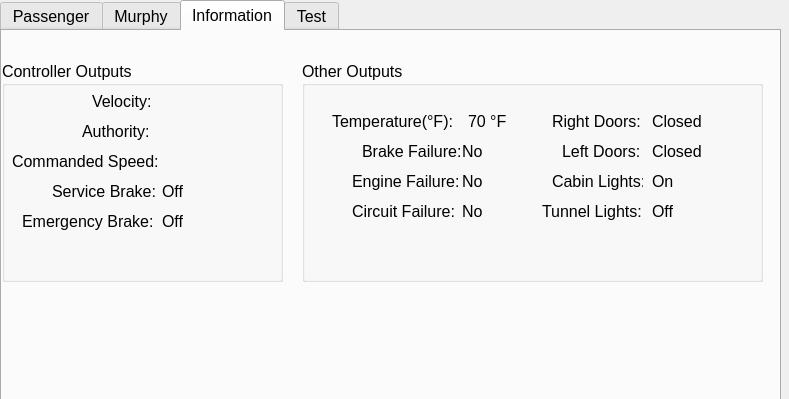
Above: DevEnv/src/TrainModel/src/TrainModel.ui from Prem-125/TRAINS before the change. Below: the same form after it.
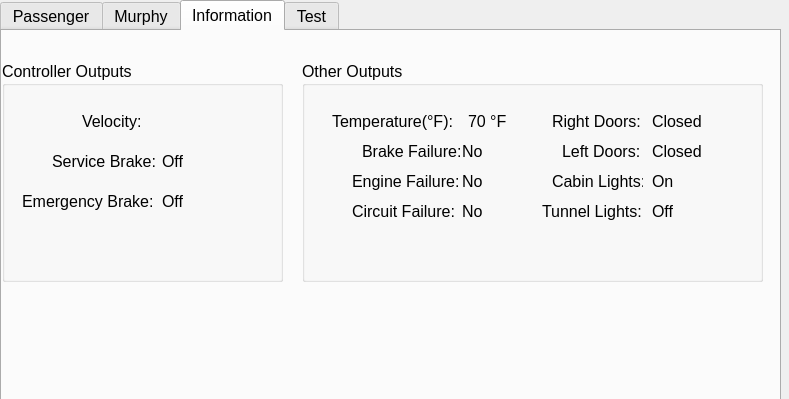
That is the form after the change.

Commit message: made changes, train should be good for iteration 3

What changed in the file:
```diff
--- a/DevEnv/src/TrainModel/src/TrainModel.ui
+++ b/DevEnv/src/TrainModel/src/TrainModel.ui
@@ -616,24 +616,6 @@
       <string>Engine Failure:</string>
      </property>
     </widget>
-    <widget class="QLabel" name="label_28">
-     <property name="geometry">
-      <rect>
-       <x>10</x>
-       <y>120</y>
-       <width>161</width>
-       <height>21</height>
-      </rect>
-     </property>
-     <property name="font">
-      <font>
-       <pointsize>12</pointsize>
-      </font>
-     </property>
-     <property name="text">
-      <string>Commanded Speed:</string>
-     </property>
-    </widget>
     <widget class="QLabel" name="rightDoorsOutput">
      <property name="geometry">
       <rect>
@@ -652,42 +634,6 @@
       <string>Closed</string>
      </property>
     </widget>
-    <widget class="QLabel" name="label_20">
-     <property name="geometry">
-      <rect>
-       <x>80</x>
-       <y>90</y>
-       <width>81</width>
-       <height>20</height>
-      </rect>
-     </property>
-     <property name="font">
-      <font>
-       <pointsize>12</pointsize>
-      </font>
-     </property>
-     <property name="text">
-      <string>Authority:</string>
-     </property>
-    </widget>
-    <widget class="QLabel" name="label_30">
-     <property name="geometry">
-      <rect>
-       <x>20</x>
-       <y>180</y>
-       <width>141</width>
-       <height>20</height>
-      </rect>
-     </property>
-     <property name="font">
-      <font>
-       <pointsize>12</pointsize>
-      </font>
-     </property>
-     <property name="text">
-      <string>Emergency Brake:</string>
-     </property>
-    </widget>
     <widget class="QLabel" name="cLightsOutput">
      <property name="geometry">
       <rect>
@@ -766,24 +712,6 @@
       <string>70 °F</string>
      </property>
     </widget>
-    <widget class="QLabel" name="label_31">
-     <property name="geometry">
-      <rect>
-       <x>90</x>
-       <y>60</y>
-       <width>81</width>
-       <height>20</height>
-      </rect>
-     </property>
-     <property name="font">
-      <font>
-       <pointsize>12</pointsize>
-      </font>
-     </property>
-     <property name="text">
-      <string>Velocity:</string>
-     </property>
-    </widget>
     <widget class="QLabel" name="circuitFailureOutput">
      <property name="geometry">
       <rect>
@@ -859,45 +787,6 @@
       <string/>
      </property>
     </widget>
-    <widget class="QLabel" name="emergencyBreakOuput">
-     <property name="geometry">
-      <rect>
-       <x>160</x>
-       <y>180</y>
-       <width>51</width>
-       <height>20</height>
-      </rect>
-     </property>
-     <property name="font">
-      <font>
-       <pointsize>12</pointsize>
-      </font>
-     </property>
-     <property name="frameShape">
-      <enum>QFrame::NoFrame</enum>
-     </property>
-     <property name="text">
-      <string>Off</string>
-     </property>
-    </widget>
-    <widget class="QLabel" name="cmdSpeedOutput">
-     <property name="geometry">
-      <rect>
-       <x>160</x>
-       <y>120</y>
-       <width>131</width>
-       <height>20</height>
-      </rect>
-     </property>
-     <property name="font">
-      <font>
-       <pointsize>12</pointsize>
-      </font>
-     </property>
-     <property name="text">
-      <string/>
-     </property>
-    </widget>
     <widget class="QLabel" name="brakeFailureOutput">
      <property name="geometry">
       <rect>
@@ -940,24 +829,6 @@
       <string>Off</string>
      </property>
     </widget>
-    <widget class="QLabel" name="label_29">
-     <property name="geometry">
-      <rect>
-       <x>50</x>
-       <y>150</y>
-       <width>111</width>
-       <height>20</height>
-      </rect>
-     </property>
-     <property name="font">
-      <font>
-       <pointsize>12</pointsize>
-      </font>
-     </property>
-     <property name="text">
-      <string>Service Brake:</string>
-     </property>
-    </widget>
     <widget class="QLabel" name="label_17">
      <property name="geometry">
       <rect>
@@ -1030,27 +901,6 @@
       <string>Closed</string>
      </property>
     </widget>
-    <widget class="QLabel" name="serviceBreakOuput">
-     <property name="geometry">
-      <rect>
-       <x>160</x>
-       <y>150</y>
-       <width>51</width>
-       <height>20</height>
-      </rect>
-     </property>
-     <property name="font">
-      <font>
-       <pointsize>12</pointsize>
-      </font>
-     </property>
-     <property name="frameShape">
-      <enum>QFrame::NoFrame</enum>
-     </property>
-     <property name="text">
-      <string>Off</string>
-     </property>
-    </widget>
     <widget class="QGroupBox" name="groupBox_10">
      <property name="geometry">
       <rect>
@@ -1076,6 +926,102 @@
      <property name="title">
       <string>Controller Outputs</string>
      </property>
+     <widget class="QLabel" name="label_31">
+      <property name="geometry">
+       <rect>
+        <x>80</x>
+        <y>50</y>
+        <width>81</width>
+        <height>20</height>
+       </rect>
+      </property>
+      <property name="font">
+       <font>
+        <pointsize>12</pointsize>
+       </font>
+      </property>
+      <property name="text">
+       <string>Velocity:</string>
+      </property>
+     </widget>
+     <widget class="QLabel" name="serviceBreakOuput">
+      <property name="geometry">
+       <rect>
+        <x>160</x>
+        <y>90</y>
+        <width>51</width>
+        <height>20</height>
+       </rect>
+      </property>
+      <property name="font">
+       <font>
+        <pointsize>12</pointsize>
+       </font>
+      </property>
+      <property name="frameShape">
+       <enum>QFrame::NoFrame</enum>
+      </property>
+      <property name="text">
+       <string>Off</string>
+      </property>
+     </widget>
+     <widget class="QLabel" name="label_29">
+      <property name="geometry">
+       <rect>
+        <x>50</x>
+        <y>90</y>
+        <width>111</width>
+        <height>20</height>
+       </rect>
+      </property>
+      <property name="font">
+       <font>
+        <pointsize>12</pointsize>
+       </font>
+      </property>
+      <property name="text">
+       <string>Service Brake:</string>
+      </property>
+     </widget>
+     <widget class="QLabel" name="emergencyBreakOuput">
+      <property name="geometry">
+       <rect>
+        <x>160</x>
+        <y>130</y>
+        <width>51</width>
+        <height>20</height>
+       </rect>
+      </property>
+      <property name="font">
+       <font>
+        <pointsize>12</pointsize>
+       </font>
+      </property>
+      <property name="frameShape">
+       <enum>QFrame::NoFrame</enum>
+      </property>
+      <property name="text">
+       <string>Off</string>
+      </property>
+     </widget>
+     <widget class="QLabel" name="label_30">
+      <property name="geometry">
+       <rect>
+        <x>20</x>
+        <y>130</y>
+        <width>141</width>
+        <height>20</height>
+       </rect>
+      </property>
+      <property name="font">
+       <font>
+        <pointsize>12</pointsize>
+       </font>
+      </property>
+      <property name="text">
+       <string>Emergency Brake:</string>
+      </property>
+     </widget>
     </widget>
     <zorder>groupBox_11</zorder>
     <zorder>label_18</zorder>
```
Left out of the diff: 31 changed lines with no effect on the pictures. The commit also changes 7 other files.
